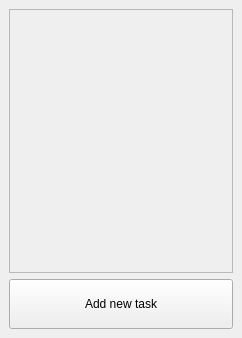
This is MainWindow.ui in priomsrb/lighttasks as Qt 5 draws it before an edit. The edited form follows.
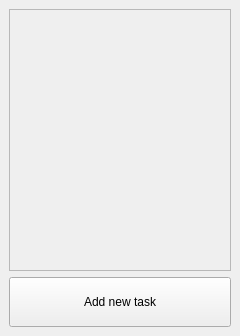
This is the edited form. Icons and pictures are not drawn.

Patch:
```diff
--- a/MainWindow.ui
+++ b/MainWindow.ui
@@ -6,8 +6,8 @@
    <rect>
     <x>0</x>
     <y>0</y>
-    <width>242</width>
-    <height>338</height>
+    <width>240</width>
+    <height>336</height>
    </rect>
   </property>
   <property name="windowTitle">
@@ -28,8 +28,8 @@
         <rect>
          <x>0</x>
          <y>0</y>
-         <width>224</width>
-         <height>264</height>
+         <width>222</width>
+         <height>262</height>
         </rect>
        </property>
        <layout class="QVBoxLayout" name="taskListLayout">
```
Left out of the diff: 8 changed lines with no effect on the pictures.
